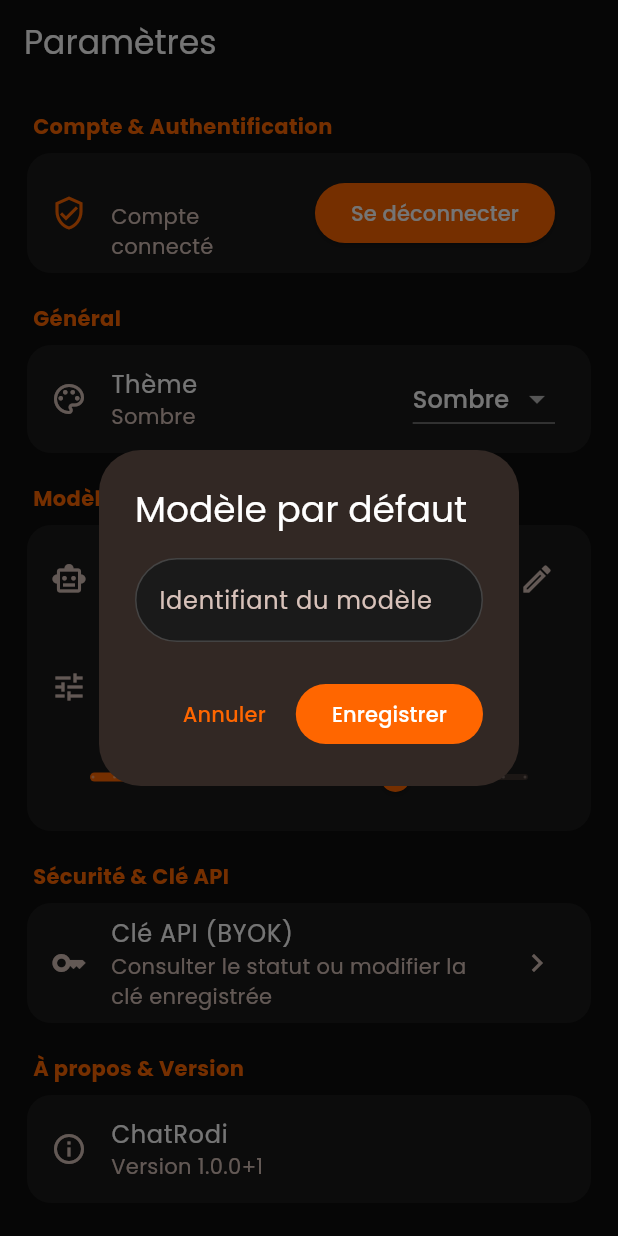
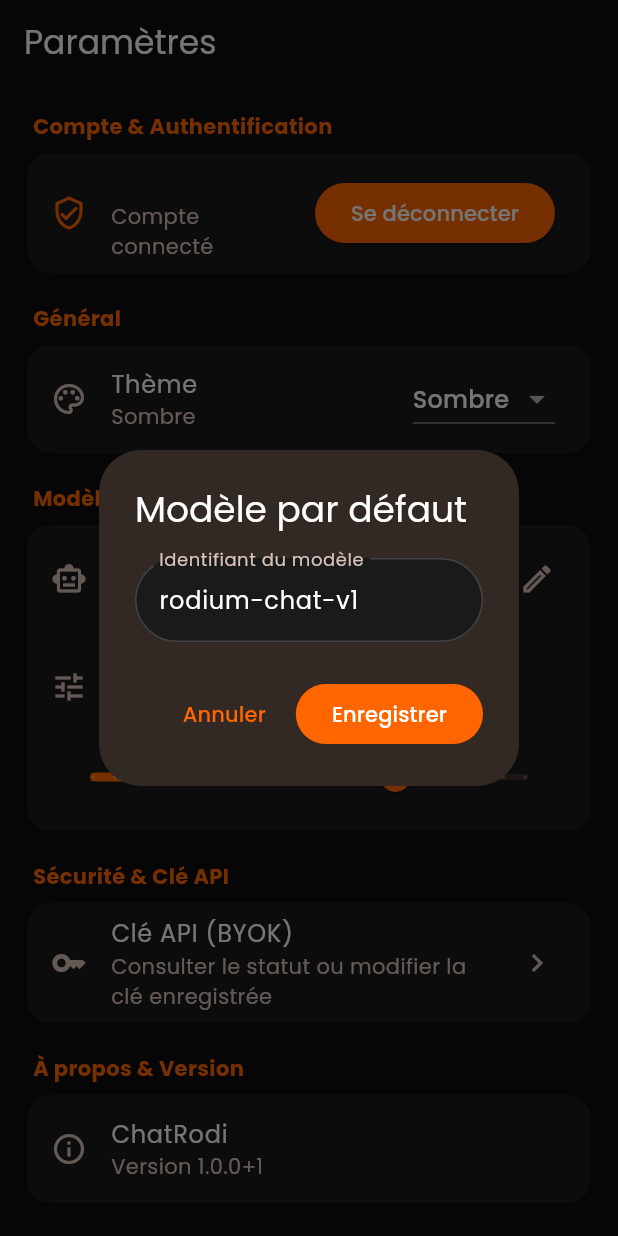
Before and after one commit to justin2119/ChatRodi, a Flutter app: the SettingsScreen screen opened by its route, after a tap on an icon or button, on a phone screen of 412 x 824 dp. Run offline on Flutter 3.47's test engine with Material 3 defaults, Android fonts, the phone set to English and light mode, and no system bars; our stand-ins replace dio, flutter_dotenv, flutter_riverpod, flutter_secure_storage, go_router, google_fonts and 1 more; accounts and stored records are empty.

Commit message:
feat(settings): add dynamic model fetching and fix 404 on default model

```diff
--- a/chat_rodi/lib/core/theme/theme_provider.dart
+++ b/chat_rodi/lib/core/theme/theme_provider.dart
@@ -13,5 +13,5 @@ class ThemeModeNotifier extends StateNotifier<ThemeMode> {
 }
 
 /// Settings for model and generation controls, kept in Riverpod app state.
-final defaultModelProvider = StateProvider<String>((ref) => 'Auto');
+final defaultModelProvider = StateProvider<String>((ref) => 'rodium-chat-v1');
 final temperatureProvider = StateProvider<double>((ref) => 0.7);
--- a/chat_rodi/lib/features/settings/presentation/screens/settings_screen.dart
+++ b/chat_rodi/lib/features/settings/presentation/screens/settings_screen.dart
@@ -5,15 +5,19 @@ import 'package:supabase_flutter/supabase_flutter.dart';
 
 import '../../../../core/theme/theme_provider.dart';
 
+const _fallbackModel = 'rodium-chat-v1';
+
 class SettingsScreen extends ConsumerWidget {
   const SettingsScreen({super.key});
 
   @override
   Widget build(BuildContext context, WidgetRef ref) {
     final themeMode = ref.watch(themeModeProvider);
-    final model = ref.watch(defaultModelProvider);
+    final selectedModel = ref.watch(defaultModelProvider);
+    final model = selectedModel.trim().isEmpty || selectedModel == 'Auto'
+        ? _fallbackModel
+        : selectedModel;
     final temperature = ref.watch(temperatureProvider);
-    final colors = Theme.of(context).colorScheme;
 
     return Scaffold(
       appBar: AppBar(title: const Text('Param\u00e8tres')),
@@ -121,7 +125,7 @@ class SettingsScreen extends ConsumerWidget {
       };
 
   static Future<void> _editModel(BuildContext context, WidgetRef ref, String current) async {
-    final controller = TextEditingController(text: current == 'Auto' ? '' : current);
+    final controller = TextEditingController(text: current == 'Auto' ? _fallbackModel : current);
     final value = await showDialog<String>(
       context: context,
       builder: (dialogContext) => AlertDialog(
@@ -130,7 +134,7 @@ class SettingsScreen extends ConsumerWidget {
           controller: controller,
           decoration: const InputDecoration(
             labelText: 'Identifiant du mod\u00e8le',
-            hintText: 'Auto',
+            hintText: _fallbackModel,
           ),
         ),
         actions: [
@@ -147,7 +151,8 @@ class SettingsScreen extends ConsumerWidget {
     );
     controller.dispose();
     if (value != null) {
-      ref.read(defaultModelProvider.notifier).state = value.isEmpty ? 'Auto' : value;
+      ref.read(defaultModelProvider.notifier).state =
+          value.isEmpty || value == 'Auto' ? _fallbackModel : value;
     }
   }
 }
```
Also changed, not shown: chat_rodi/lib/core/network/api_client.dart (+17 -2 lines).
